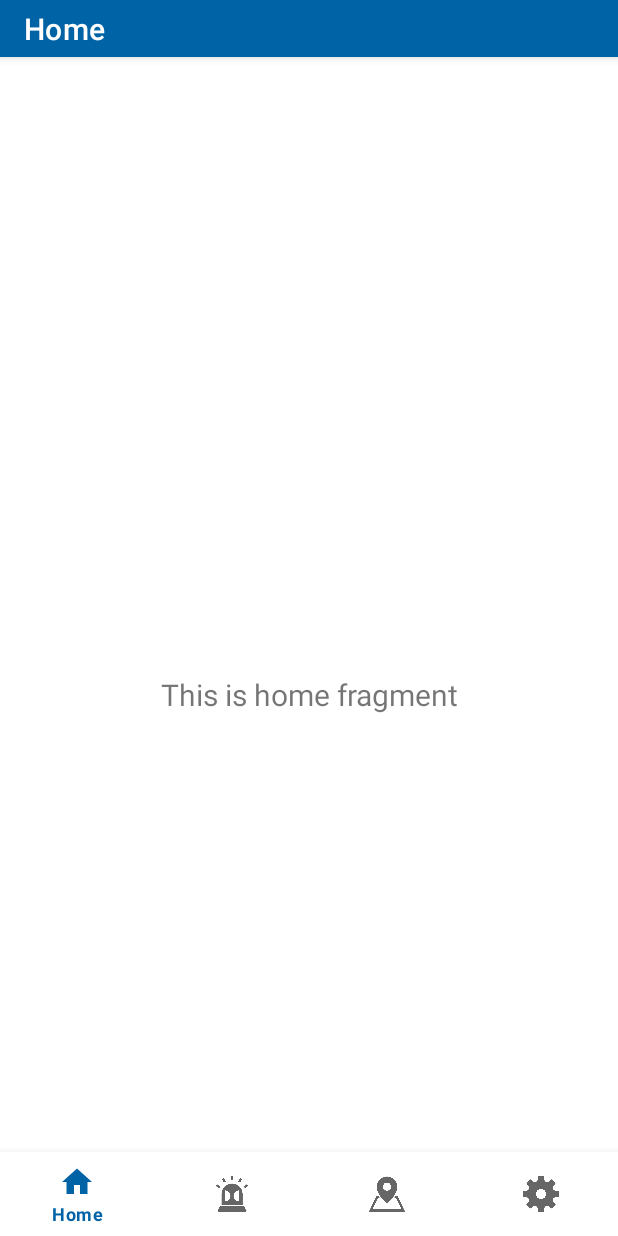
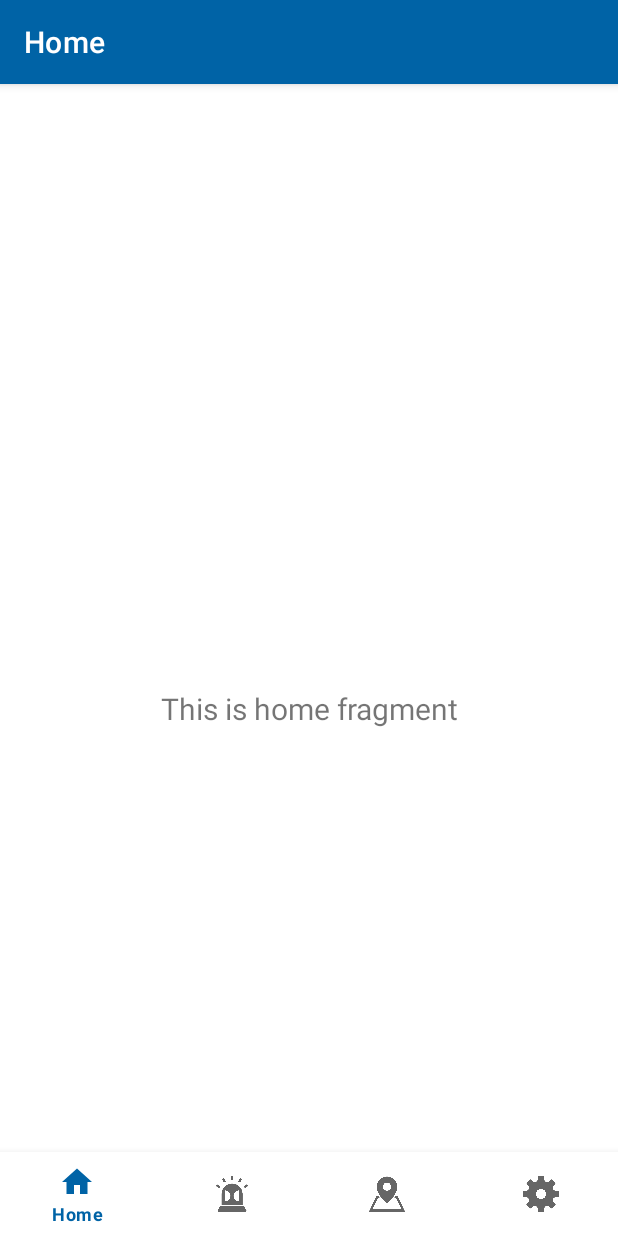
Before and after one commit to rmezameza/hci-team312-alarm-app, an Android app: the screen it shows after launch (MainActivity), on a phone screen of 412 x 824 dp. Run offline under Robolectric (Android 15) with nearby library versions, the phone set to English and light mode, and no system bars; our stand-ins replace navigation-ui.

Commit message:
Changed back to old design

```diff
--- a/app/src/main/res/values/themes.xml
+++ b/app/src/main/res/values/themes.xml
@@ -12,6 +12,5 @@
         <!-- Status bar color. -->
         <item name="android:statusBarColor" tools:targetApi="l">?attr/colorPrimaryVariant</item>
         <!-- Customize your theme here. -->
-        <item name="actionBarSize">38dp</item>
     </style>
 </resources>
```
